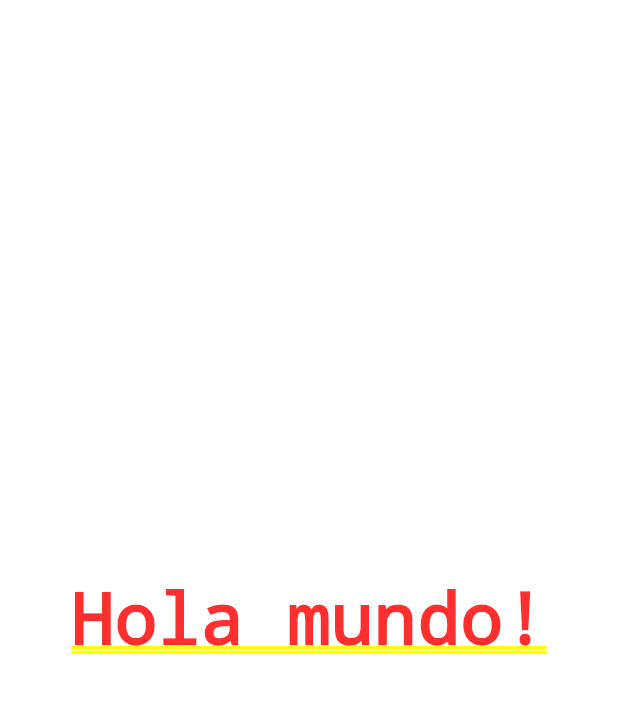
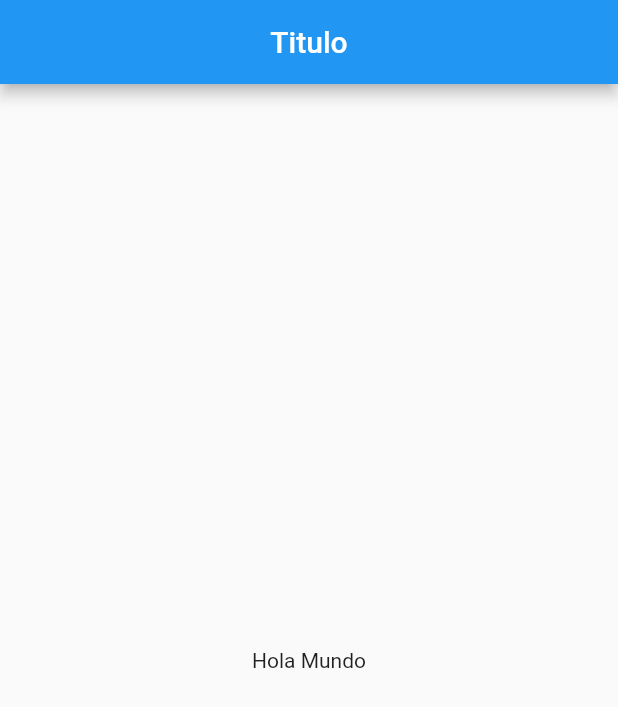
Before and after one commit to RobinCtr/exam, a Flutter app: the screen it shows after launch, on a phone screen of 412 x 824 dp. Shown: the top 707 px of the screen. Run offline on Flutter 3.47's test engine with Material 2 defaults, Android fonts, the phone set to English and light mode, and no system bars.

Commit message:
Widget - Scaffold

```diff
--- a/lib/src/app.dart
+++ b/lib/src/app.dart
@@ -1,11 +1,13 @@
+import 'package:examen/src/pages/home_page.dart';
 import 'package:flutter/material.dart';
 
 class MyApp extends StatelessWidget {
   @override
   Widget build(context) {
     return MaterialApp(
-        home: Center(
-      child: Text('Hola mundo!'),
-    ));
+      home: Center(
+        child: HomePage(),
+      ),
+    );
   }
 }
--- /dev/null
+++ b/lib/src/pages/home_page.dart
@@ -0,0 +1,16 @@
+import 'package:flutter/material.dart';
+
+class HomePage extends StatelessWidget {
+  @override
+  Widget build(BuildContext context) {
+    return Scaffold(
+      appBar: AppBar(
+        title: Text('Titulo'),
+        centerTitle: true,
+      ),
+      body: Center(
+        child: Text('Hola Mundo'),
+      ),
+    );
+  }
+}
```
